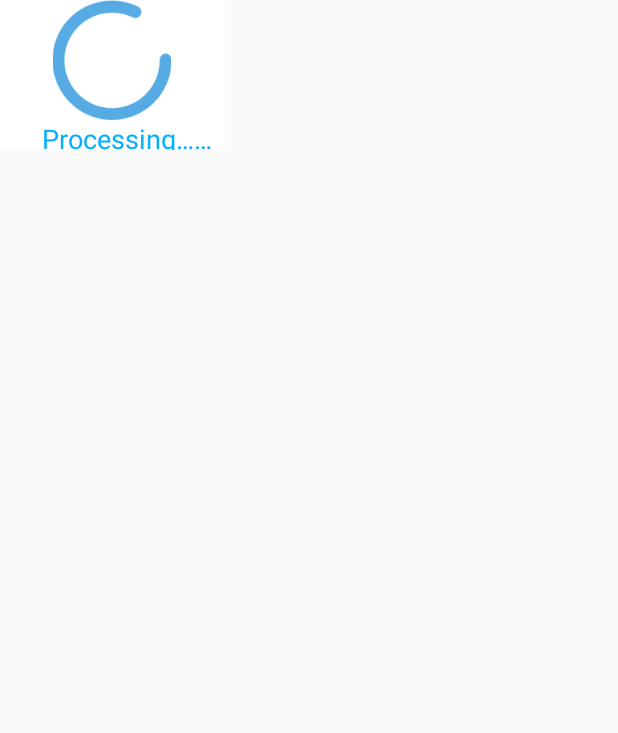
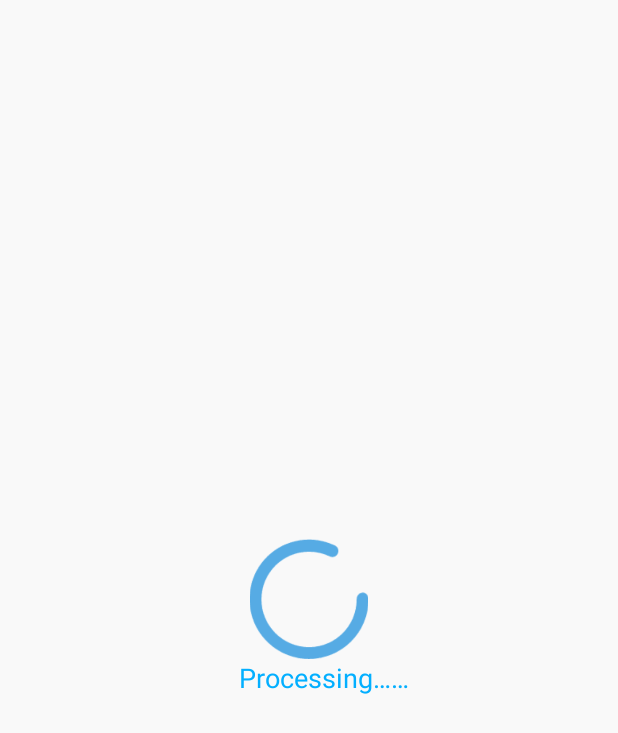
Before and after one commit to AilsaLT/SecondhandDemo, an Android app: the layout custom_dialog_progress_trans_layout.xml on its own in the app's theme, with its tools: preview values and no code run, on a phone screen of 412 x 824 dp. Shown: the top 733 px of the screen. Run offline under Robolectric (Android 15) with nearby library versions, the phone set to English and light mode, and no system bars.

Commit message:
添加了横屏切换的配置

```diff
--- a/app/src/main/AndroidManifest.xml
+++ b/app/src/main/AndroidManifest.xml
@@ -51,7 +51,8 @@
         </activity>
         <activity android:name=".sort_activity.sort_classify_activity">
         </activity>
-        <activity android:name=".MainActivity">
+        <activity android:name=".MainActivity"
+                  android:configChanges="orientation|screenSize|keyboardHidden">
         </activity>
         <activity android:name=".me_activity.me_user_set">
         </activity>
--- a/app/src/main/res/layout/custom_dialog_progress_trans_layout.xml
+++ b/app/src/main/res/layout/custom_dialog_progress_trans_layout.xml
@@ -1,11 +1,11 @@
 <?xml version="1.0" encoding="utf-8"?>
 <LinearLayout xmlns:android="http://schemas.android.com/apk/res/android"
     android:id="@+id/dialog_view"
-    android:layout_width="150dp"
-    android:layout_height="100dp"
+    android:layout_width="match_parent"
+    android:layout_height="match_parent"
     android:gravity="center"
     android:orientation="vertical"
-    android:background="#fff">
+    android:background="#01000000">
 
     <ImageView
         android:id="@+id/img"
--- a/app/src/main/res/layout/me_user_set.xml
+++ b/app/src/main/res/layout/me_user_set.xml
@@ -4,7 +4,6 @@
     android:layout_width="match_parent"
     android:layout_height="match_parent"
     android:orientation="vertical"
-
     android:background="#f4f3f3">
 
     <TextView
```
Also changed, not shown: app/src/main/java/com/ghl/wuhan/secondhand/MainActivity.java (+11 -0 lines).
